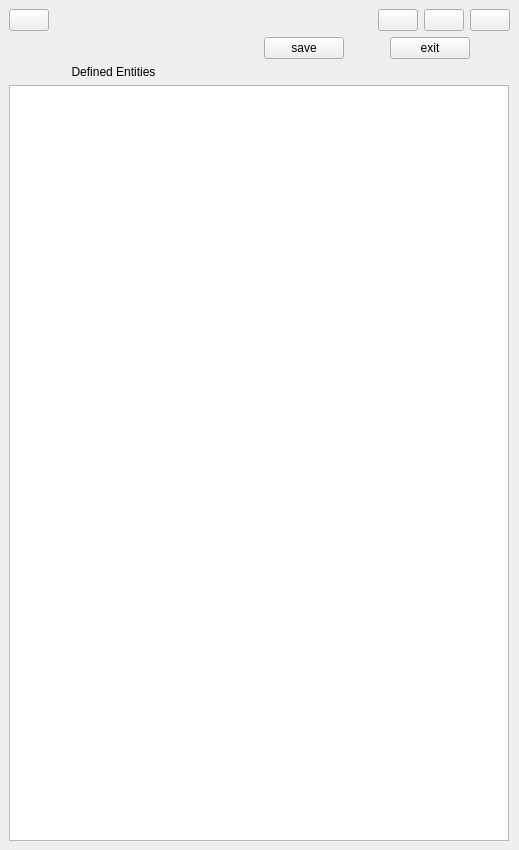
Qt form packages/OntologyBuilder/BehaviourLinker_v01/UIs/main.ui (heinz-preisig/ProMo13) before a commit.
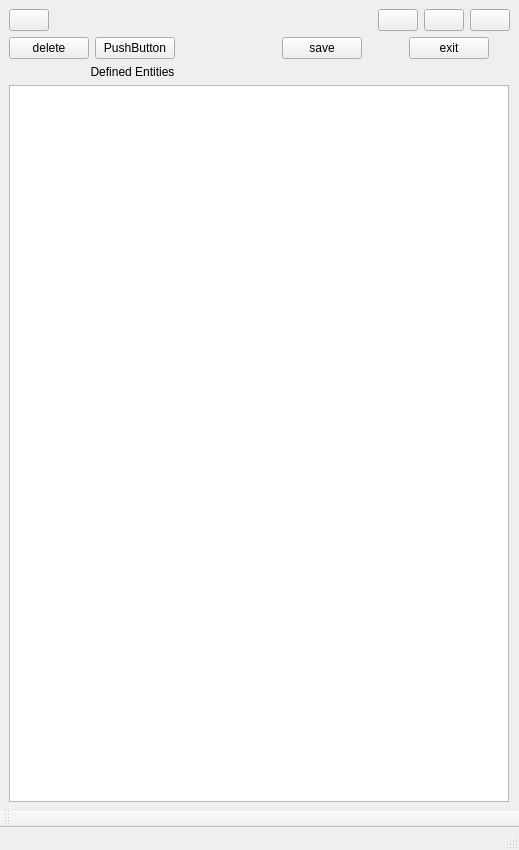
The same form after that commit.

Patch:
```diff
--- a/packages/OntologyBuilder/BehaviourLinker_v01/UIs/main.ui
+++ b/packages/OntologyBuilder/BehaviourLinker_v01/UIs/main.ui
@@ -79,6 +79,20 @@
     </item>
     <item row="1" column="0">
      <layout class="QHBoxLayout" name="horizontalLayout_5">
+      <item>
+       <widget class="QPushButton" name="pushDelete">
+        <property name="text">
+         <string>delete</string>
+        </property>
+       </widget>
+      </item>
+      <item>
+       <widget class="QPushButton" name="pushEdit">
+        <property name="text">
+         <string>PushButton</string>
+        </property>
+       </widget>
+      </item>
       <item>
        <spacer name="horizontalSpacer_7">
         <property name="orientation">
@@ -168,6 +182,19 @@
         </property>
        </spacer>
       </item>
+      <item>
+       <spacer name="horizontalSpacer_6">
+        <property name="orientation">
+         <enum>Qt::Horizontal</enum>
+        </property>
+        <property name="sizeHint" stdset="0">
+         <size>
+          <width>40</width>
+          <height>20</height>
+         </size>
+        </property>
+       </spacer>
+      </item>
       <item>
        <widget class="QPushButton" name="pushExit">
         <property name="text">
@@ -236,6 +263,18 @@
     </item>
    </layout>
   </widget>
+  <widget class="QStatusBar" name="statusBar"/>
+  <widget class="QToolBar" name="toolBar">
+   <property name="windowTitle">
+    <string>toolBar</string>
+   </property>
+   <attribute name="toolBarArea">
+    <enum>BottomToolBarArea</enum>
+   </attribute>
+   <attribute name="toolBarBreak">
+    <bool>false</bool>
+   </attribute>
+  </widget>
  </widget>
  <resources/>
  <connections/>
```
